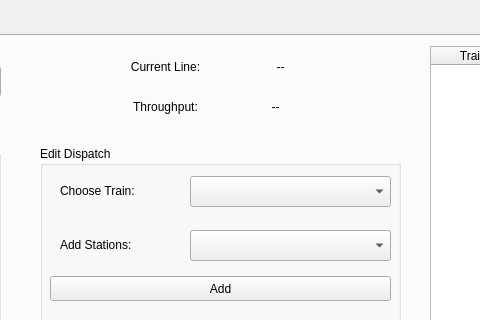
Qt form CTC_App/Iteration3/CTC.ui (YKMorsy/Team_X_ECE_1140) before a commit; both pictures show x 392 to 872 and y 0 to 320 of the 1156 by 651 pixel window.
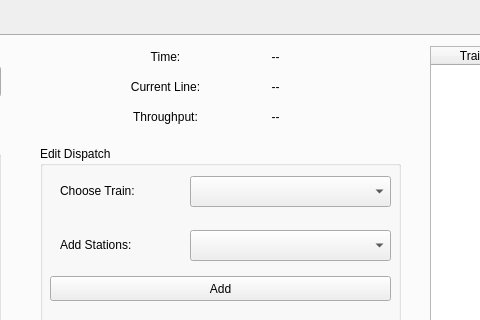
The same form after that commit.

Commit message: Added time display in CTCApp

Patch:
```diff
--- a/CTC_App/Iteration3/CTC.ui
+++ b/CTC_App/Iteration3/CTC.ui
@@ -168,7 +168,7 @@
      <property name="geometry">
       <rect>
        <x>500</x>
-       <y>50</y>
+       <y>60</y>
        <width>91</width>
        <height>41</height>
       </rect>
@@ -184,7 +184,7 @@
      <property name="geometry">
       <rect>
        <x>610</x>
-       <y>50</y>
+       <y>60</y>
        <width>91</width>
        <height>41</height>
       </rect>
@@ -199,9 +199,9 @@
     <widget class="QLabel" name="currentLineValue">
      <property name="geometry">
       <rect>
-       <x>610</x>
-       <y>10</y>
-       <width>101</width>
+       <x>600</x>
+       <y>30</y>
+       <width>111</width>
        <height>41</height>
       </rect>
      </property>
@@ -216,7 +216,7 @@
      <property name="geometry">
       <rect>
        <x>500</x>
-       <y>10</y>
+       <y>30</y>
        <width>91</width>
        <height>41</height>
       </rect>
@@ -602,6 +602,38 @@
       </widget>
      </widget>
     </widget>
+    <widget class="QLabel" name="timeLabel">
+     <property name="geometry">
+      <rect>
+       <x>500</x>
+       <y>0</y>
+       <width>91</width>
+       <height>41</height>
+      </rect>
+     </property>
+     <property name="text">
+      <string>Time:</string>
+     </property>
+     <property name="alignment">
+      <set>Qt::AlignCenter</set>
+     </property>
+    </widget>
+    <widget class="QLabel" name="timeValue">
+     <property name="geometry">
+      <rect>
+       <x>570</x>
+       <y>0</y>
+       <width>171</width>
+       <height>41</height>
+      </rect>
+     </property>
+     <property name="text">
+      <string>--</string>
+     </property>
+     <property name="alignment">
+      <set>Qt::AlignCenter</set>
+     </property>
+    </widget>
    </widget>
    <widget class="QWidget" name="Maintenance">
     <attribute name="title">
```
The commit also changes 4 other files.
